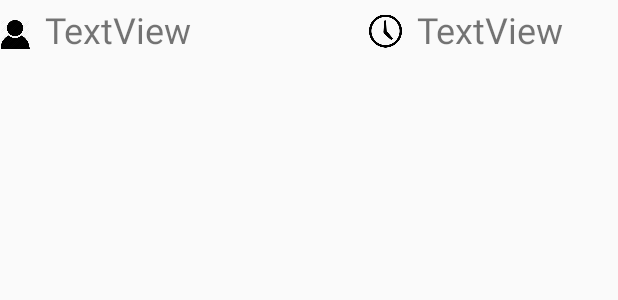
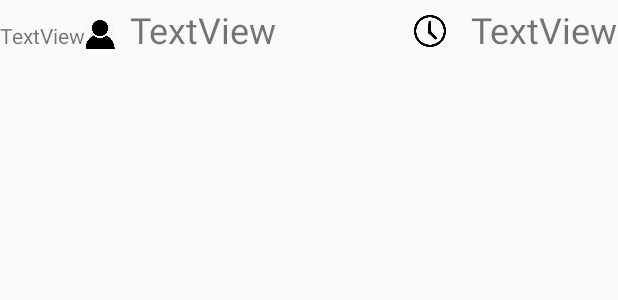
Before and after one commit to rogeriotakashi/Android-CampoMinado, an Android app: the layout leaderboard_line.xml on its own in the app's theme, with its tools: preview values and no code run, on a phone screen of 412 x 824 dp. Shown: the top 300 px of the screen. Run offline under Robolectric (Android 15) with nearby library versions, the light colour scheme and no system bars.

```diff
--- a/app/src/main/java/com/example/rogerio/campominado/adapters/LeaderboardAdapter.java
+++ b/app/src/main/java/com/example/rogerio/campominado/adapters/LeaderboardAdapter.java
@@ -50,11 +50,13 @@ public class LeaderboardAdapter extends BaseAdapter {
 
         View linha = LayoutInflater.from(context).inflate(R.layout.leaderboard_line,null);
 
+        TextView rankNumber = (TextView) linha.findViewById(R.id.rankNumber);
         ImageView playerImage = (ImageView) linha.findViewById(R.id.playerImage);
         TextView nickname = (TextView) linha.findViewById(R.id.nickname);
         ImageView clockImage = (ImageView) linha.findViewById(R.id.clockImage);
         TextView time = (TextView) linha.findViewById(R.id.time);
 
+        rankNumber.setText("#"+(position+1)+" ");
         nickname.setText(playerItem.getNickname());
         time.setText(playerItem.getTime());
 
--- a/app/src/main/res/layout/leaderboard_line.xml
+++ b/app/src/main/res/layout/leaderboard_line.xml
@@ -9,7 +9,14 @@
         android:layout_height="wrap_content">
 
 
-    <ImageView
+        <TextView
+            android:text="TextView"
+            android:layout_width="wrap_content"
+            android:layout_height="26dp"
+            android:id="@+id/rankNumber"
+         />
+
+        <ImageView
         android:layout_width="20dp"
         android:layout_height="19dp"
         app:srcCompat="@drawable/profile"
@@ -25,16 +32,16 @@
         android:layout_height="33dp"
         android:id="@+id/nickname"
         android:gravity="bottom"
-        android:layout_weight="3.31"
+        android:layout_weight="1.50"
         android:textSize="24dp"
         />
 
     <ImageView
-        android:layout_width="22dp"
+        android:layout_width="21dp"
         android:layout_height="24dp"
         app:srcCompat="@drawable/clock"
         android:id="@+id/clockImage"
-        android:layout_gravity="bottom"
+        android:layout_gravity="bottom|right"
         android:layout_marginRight="10dp"
         android:layout_marginBottom="3dp"/>
 
@@ -43,8 +50,8 @@
         android:layout_width="wrap_content"
         android:layout_height="36dp"
         android:id="@+id/time"
-        android:layout_weight="1"
-        android:gravity="bottom"
+        android:layout_weight="0.10"
+        android:gravity="bottom|right"
         android:textSize="24dp"
         />
     </LinearLayout>
```
Also changed, not shown: app/src/main/java/com/example/rogerio/campominado/leaderboard/SelectPlayer.java (+15 -4 lines), app/src/main/res/layout/activity_game.xml (+0 -9 lines).
